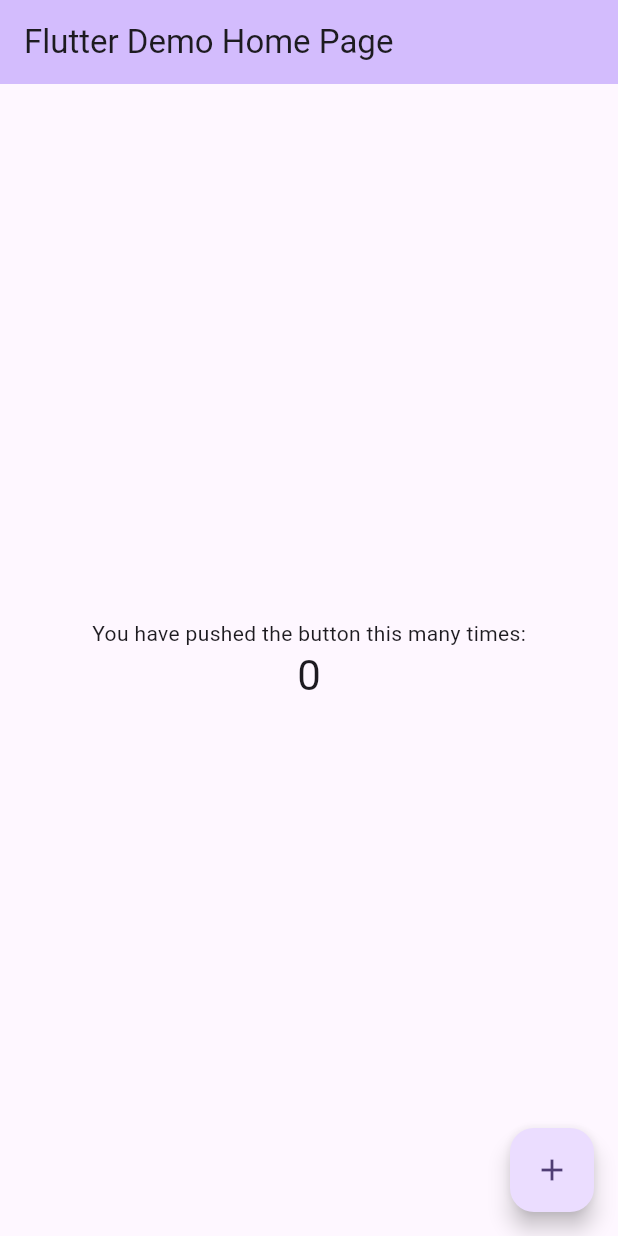
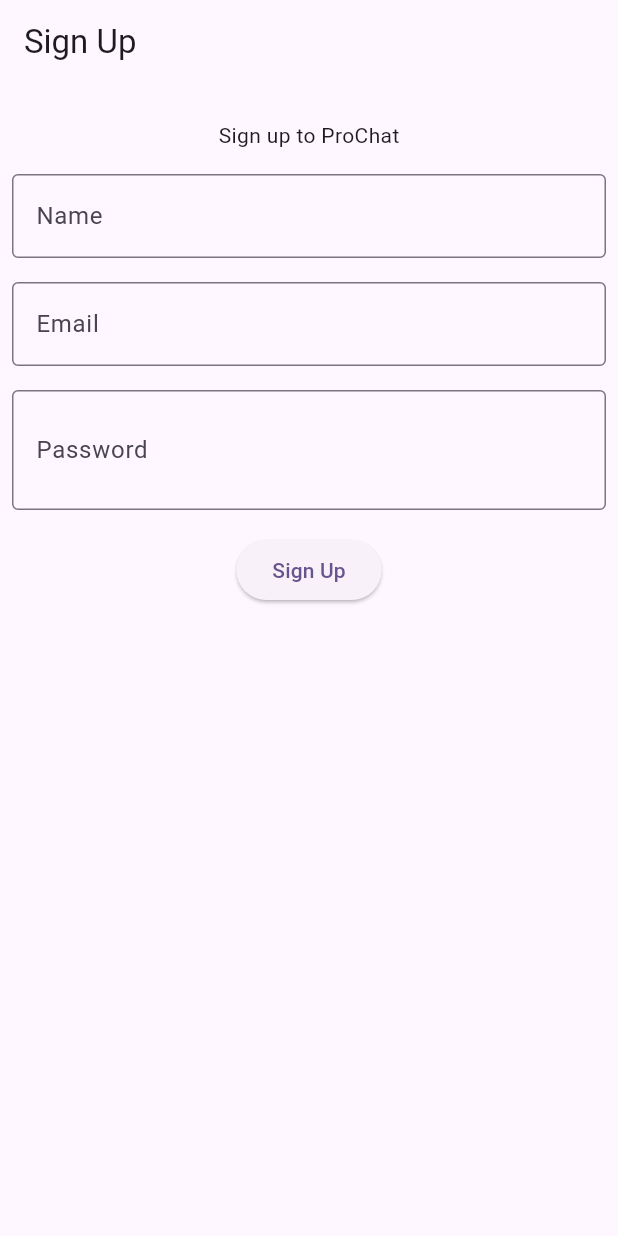
Before and after one commit to ahmaddioxide/prochat, a Flutter app: the screen it shows after launch, on a phone screen of 412 x 824 dp. Run offline on Flutter 3.47's test engine with Material 3 defaults, Android fonts, the phone set to English and light mode, and no system bars; our stand-ins replace firebase_auth, firebase_core, get; accounts and stored records are empty.

Commit message:
Firebase auth added getx added signup feature with firebase auth only

```diff
--- /dev/null
+++ b/lib/features/authentication/signup/signup_screen.dart
@@ -0,0 +1,104 @@
+import 'package:flutter/material.dart';
+import 'package:get/get.dart';
+import 'package:prochat/features/authentication/signup/singup_controller.dart';
+
+class SignupScreen extends StatelessWidget {
+  SignupScreen({super.key});
+
+  final signupController = Get.put(SignupController());
+
+  @override
+  Widget build(BuildContext context) {
+    return Scaffold(
+      appBar: AppBar(
+        title: Text('Sign Up'),
+      ),
+      body: Padding(
+        padding: const EdgeInsets.all(8.0),
+        child: Form(
+          key: signupController.formKey,
+          child: Column(
+            children: [
+              const SizedBox(height: 16),
+              const Text('Sign up to ProChat'),
+              const SizedBox(height: 16),
+              TextFormField(
+                controller: signupController.nameController,
+                keyboardType: TextInputType.name,
+                decoration: InputDecoration(
+                  labelText: 'Name',
+                  border: OutlineInputBorder(),
+                ),
+                validator: (value) {
+                  if (value!.isEmpty) {
+                    return 'Please enter your name';
+                  }
+                  return null;
+                },
+              ),
+              const SizedBox(height: 16),
+              TextFormField(
+                controller: signupController.emailController,
+                keyboardType: TextInputType.emailAddress,
+                decoration: InputDecoration(
+                  labelText: 'Email',
+                  border: OutlineInputBorder(),
+                ),
+                validator: (value) {
+                  if (value!.isEmpty) {
+                    return 'Please enter your email';
+                  }
+                  if (!value.contains('@')) {
+                    return 'Please enter a valid email';
+                  }
+                  return null;
+                },
+              ),
+              const SizedBox(height: 16),
+              Obx(
+                () {
+                  return TextFormField(
+                    controller: signupController.passwordController,
+                    obscureText: !signupController.isPasswordVisible.value,
+                    keyboardType: TextInputType.visiblePassword,
+                    decoration: InputDecoration(
+                      suffix: IconButton(
+                        onPressed: () {
+                          signupController.isPasswordVisible.value =
+                              !signupController.isPasswordVisible.value;
+                        },
+                        icon: signupController.isPasswordVisible.value
+                            ? Icon(Icons.visibility)
+                            : Icon(Icons.visibility_off),
+                      ),
+                      labelText: 'Password',
+                      border: OutlineInputBorder(),
+                    ),
+                    validator: (value) {
+                      if (value!.isEmpty) {
+                        return 'Please enter your password';
+                      }
+                      if (value.length < 6) {
+                        return 'Password must be at least 6 characters';
+                      }
+                      return null;
+                    },
+                  );
+                },
+              ),
+              const SizedBox(height: 16),
+              ElevatedButton(
+                onPressed: () async {
+                  if (signupController.formKey.currentState!.validate()) {
+                    await signupController.signUp();
+                  }
+                },
+                child: const Text('Sign Up'),
+              ),
+            ],
+          ),
+        ),
+      ),
+    );
+  }
+}
--- /dev/null
+++ b/lib/features/authentication/signup/singup_controller.dart
@@ -0,0 +1,34 @@
+import 'package:firebase_auth/firebase_auth.dart';
+import 'package:flutter/material.dart';
+import 'package:get/get.dart';
+
+class SignupController extends GetxController {
+  RxBool isPasswordVisible = false.obs;
+
+  final formKey = GlobalKey<FormState>();
+
+  final nameController = TextEditingController();
+  final emailController = TextEditingController();
+  final passwordController = TextEditingController();
+
+  Future<void> signUp() async {
+    final response = await FirebaseAuth.instance.createUserWithEmailAndPassword(
+      email: emailController.text.trim(),
+      password: passwordController.text.trim(),
+    );
+
+    if (response.user != null) {
+      Get.snackbar(
+        'Success',
+        'User ID is ${response.user!.uid}',
+        snackPosition: SnackPosition.BOTTOM,
+      );
+    } else {
+      Get.snackbar(
+        'Error',
+        'An error occurred. Please try again',
+        snackPosition: SnackPosition.BOTTOM,
+      );
+    }
+  }
+}
--- a/lib/main.dart
+++ b/lib/main.dart
@@ -2,6 +2,8 @@ import 'dart:developer';
 
 import 'package:firebase_core/firebase_core.dart';
 import 'package:flutter/material.dart';
+import 'package:get/get.dart';
+import 'package:prochat/features/authentication/signup/signup_screen.dart';
 import 'package:prochat/firebase_options.dart';
 
 Future<void> main() async {
@@ -19,116 +21,13 @@ class MyApp extends StatelessWidget {
   // This widget is the root of your application.
   @override
   Widget build(BuildContext context) {
-    return MaterialApp(
+    return GetMaterialApp(
       title: 'Flutter Demo',
       theme: ThemeData(
-        // This is the theme of your application.
-        //
-        // TRY THIS: Try running your application with "flutter run". You'll see
-        // the application has a purple toolbar. Then, without quitting the app,
-        // try changing the seedColor in the colorScheme below to Colors.green
-        // and then invoke "hot reload" (save your changes or press the "hot
-        // reload" button in a Flutter-supported IDE, or press "r" if you used
-        // the command line to start the app).
-        //
-        // Notice that the counter didn't reset back to zero; the application
-        // state is not lost during the reload. To reset the state, use hot
-        // restart instead.
-        //
-        // This works for code too, not just values: Most code changes can be
-        // tested with just a hot reload.
         colorScheme: ColorScheme.fromSeed(seedColor: Colors.deepPurple),
         useMaterial3: true,
       ),
-      home: const MyHomePage(title: 'Flutter Demo Home Page'),
+      home:  SignupScreen(),
     );
   }
 }
-
-class MyHomePage extends StatefulWidget {
-  const MyHomePage({super.key, required this.title});
-
-  // This widget is the home page of your application. It is stateful, meaning
-  // that it has a State object (defined below) that contains fields that affect
-  // how it looks.
-
-  // This class is the configuration for the state. It holds the values (in this
-  // case the title) provided by the parent (in this case the App widget) and
-  // used by the build method of the State. Fields in a Widget subclass are
-  // always marked "final".
-
-  final String title;
-
-  @override
-  State<MyHomePage> createState() => _MyHomePageState();
-}
-
-class _MyHomePageState extends State<MyHomePage> {
-  int _counter = 0;
-
-  void _incrementCounter() {
-    setState(() {
-      // This call to setState tells the Flutter framework that something has
-      // changed in this State, which causes it to rerun the build method below
-      // so that the display can reflect the updated values. If we changed
-      // _counter without calling setState(), then the build method would not be
-      // called again, and so nothing would appear to happen.
-      _counter++;
-    });
-  }
-
-  @override
-  Widget build(BuildContext context) {
-    // This method is rerun every time setState is called, for instance as done
-    // by the _incrementCounter method above.
-    //
-    // The Flutter framework has been optimized to make rerunning build methods
-    // fast, so that you can just rebuild anything that needs updating rather
-    // than having to individually change instances of widgets.
-    return Scaffold(
-      appBar: AppBar(
-        // TRY THIS: Try changing the color here to a specific color (to
-        // Colors.amber, perhaps?) and trigger a hot reload to see the AppBar
-        // change color while the other colors stay the same.
-        backgroundColor: Theme.of(context).colorScheme.inversePrimary,
-        // Here we take the value from the MyHomePage object that was created by
-        // the App.build method, and use it to set our appbar title.
-        title: Text(widget.title),
-      ),
-      body: Center(
-        // Center is a layout widget. It takes a single child and positions it
-        // in the middle of the parent.
-        child: Column(
-          // Column is also a layout widget. It takes a list of children and
-          // arranges them vertically. By default, it sizes itself to fit its
-          // children horizontally, and tries to be as tall as its parent.
-          //
-          // Column has various properties to control how it sizes itself and
-          // how it positions its children. Here we use mainAxisAlignment to
-          // center the children vertically; the main axis here is the vertical
-          // axis because Columns are vertical (the cross axis would be
-          // horizontal).
-          //
-          // TRY THIS: Invoke "debug painting" (choose the "Toggle Debug Paint"
-          // action in the IDE, or press "p" in the console), to see the
-          // wireframe for each widget.
-          mainAxisAlignment: MainAxisAlignment.center,
-          children: <Widget>[
-            const Text(
-              'You have pushed the button this many times:',
-            ),
-            Text(
-              '$_counter',
-              style: Theme.of(context).textTheme.headlineMedium,
-            ),
-          ],
-        ),
-      ),
-      floatingActionButton: FloatingActionButton(
-        onPressed: _incrementCounter,
-        tooltip: 'Increment',
-        child: const Icon(Icons.add),
-      ), // This trailing comma makes auto-formatting nicer for build methods.
-    );
-  }
-}
--- a/pubspec.yaml
+++ b/pubspec.yaml
@@ -35,6 +35,8 @@ dependencies:
   # Use with the CupertinoIcons class for iOS style icons.
   cupertino_icons: ^1.0.8
   firebase_core: ^3.12.1
+  get: ^4.7.2
+  firebase_auth: ^5.5.1
 
 dev_dependencies:
   flutter_test:
```
Also changed, not shown: pubspec.lock, 1 other file.
